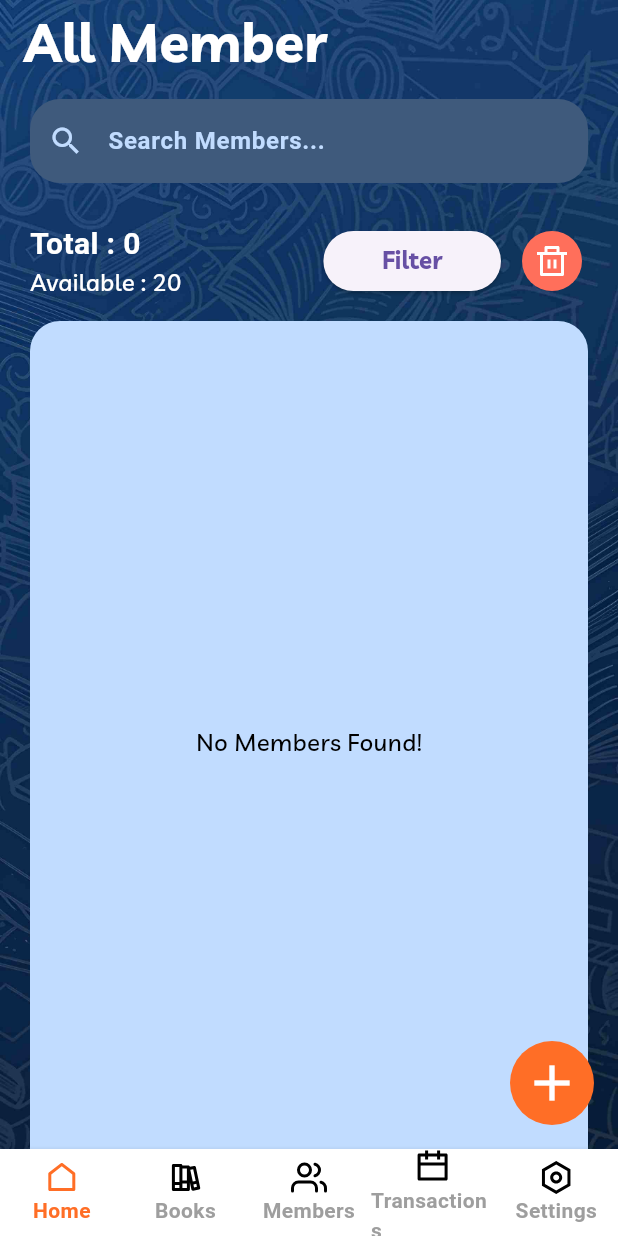
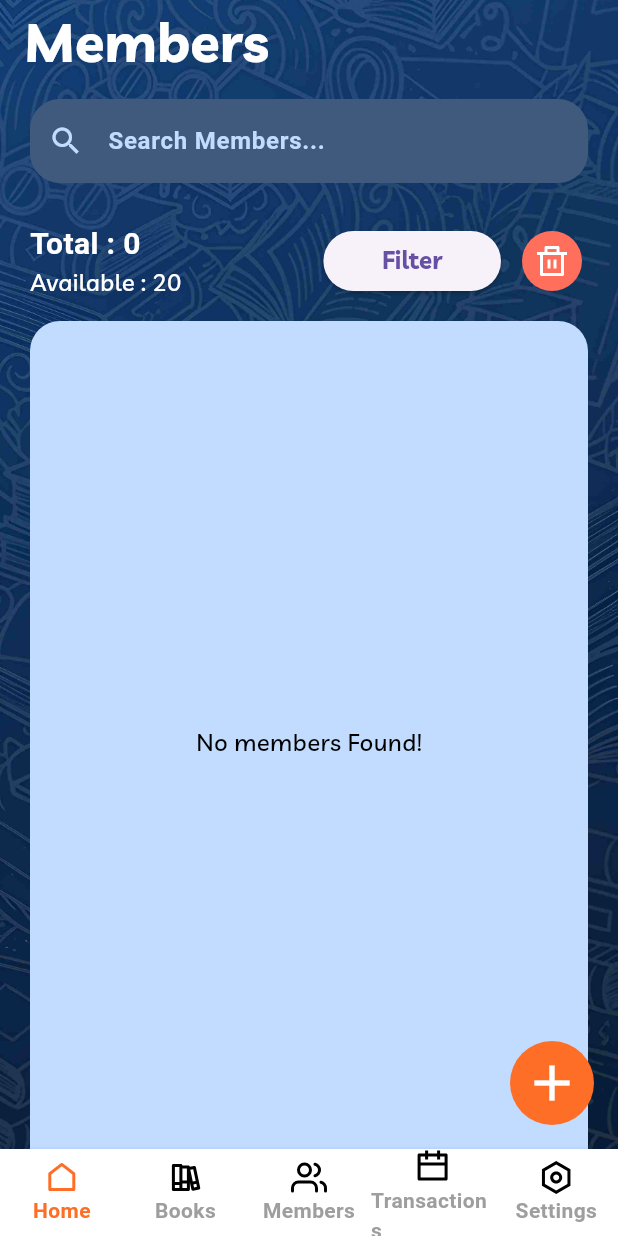
Before and after one commit to Bharath-OS/Libry, a Flutter app: the MainScreen screen opened directly, swiped to page 3, on a phone screen of 412 x 824 dp. Run offline on Flutter 3.47's test engine with Material 3 defaults, Android fonts, the phone set to English and light mode, and no system bars; drawn by our look-alikes of stylish_bottom_bar; our stand-ins replace flutter_svg, hive, hive_flutter, image_picker, page_transition, sqflite; accounts and stored records are empty; project files that could hold a hidden picture were left out.

```diff
--- a/lib/screens/books_screen.dart
+++ b/lib/screens/books_screen.dart
@@ -16,7 +16,7 @@ class BooksScreen extends StatelessWidget {
   Widget build(BuildContext context) {
 
     return ListScreen<Books>(
-      title: "All Books",
+      title: "Books",
       totalCount: context.watch<BookProvider>().totalBooks,
       availableCount: context.watch<BookProvider>().availableBooks,
       searchHint: "Search Books...",
--- a/lib/screens/members.dart
+++ b/lib/screens/members.dart
@@ -17,7 +17,7 @@ class MembersScreen extends StatelessWidget {
     int totalMembers = context.watch<MembersProvider>().totalCount;
 
     return ListScreen<Members>(
-      title: "All Member",
+      title: "Members",
       totalCount: totalMembers,
       availableCount: 20,
       searchHint: "Search Members...",
--- a/lib/widgets/list.dart
+++ b/lib/widgets/list.dart
@@ -54,7 +54,7 @@ class _ListScreenState<T> extends State<ListScreen<T>> {
       context.read<MembersProvider>().searchMembers(_searchController.text);
     }
   }
-
+  //todo Implement the clearing the search text when the user switches the page
   @override
   void dispose() {
     _searchController.removeListener(_onSearchChanged);
@@ -129,7 +129,7 @@ class _ListScreenState<T> extends State<ListScreen<T>> {
                 spacing: 10,
                 children: [
                   MyButton.filterButton(method: () {}),
-                  MyButton.deleteButton(method: () => _deleteBooks(context)),
+                  MyButton.deleteButton(method: () => _clearAllItems(context)),
                 ],
               ),
             ),
@@ -140,7 +140,7 @@ class _ListScreenState<T> extends State<ListScreen<T>> {
   }
 
   Widget _buildList(BuildContext context) {
-    count =  widget.items.length;
+    count = widget.items.length;
 
     return Expanded(
       child: Container(
@@ -185,15 +185,20 @@ class _ListScreenState<T> extends State<ListScreen<T>> {
   Widget _emptyField() {
     return Center(
       child: Text(
-        widget.items is List<Books> ?
-        "No Books Found!" : "No Members Found!",
+        // widget.items is List<Books> ? "No Books Found!" : "No Members Found!",
+        "No ${widget.title.toLowerCase()} Found!",
         style: BodyTextStyles.bodySmallStyle(Colors.black),
       ),
     );
   }
 
-  Future<void> _deleteBooks(BuildContext context) async {
-    await context.read<BookProvider>().clearAllBooks();
-    showSnackBar(text: "All Books cleared", context: context);
+  Future<void> _clearAllItems(BuildContext context) async {
+    if (widget.items is List<Books>) {
+      await context.read<BookProvider>().clearAllBooks();
+      showSnackBar(text: "All Books cleared", context: context);
+    } else if (widget.items is List<Members>) {
+      await context.read<MembersProvider>().clearAllMembers();
+      showSnackBar(text: "All Members cleared", context: context);
+    }
   }
 }
```
Also changed, not shown: lib/provider/book_provider.dart (+2 -12 lines), lib/provider/members_provider.dart (+2 -10 lines).
